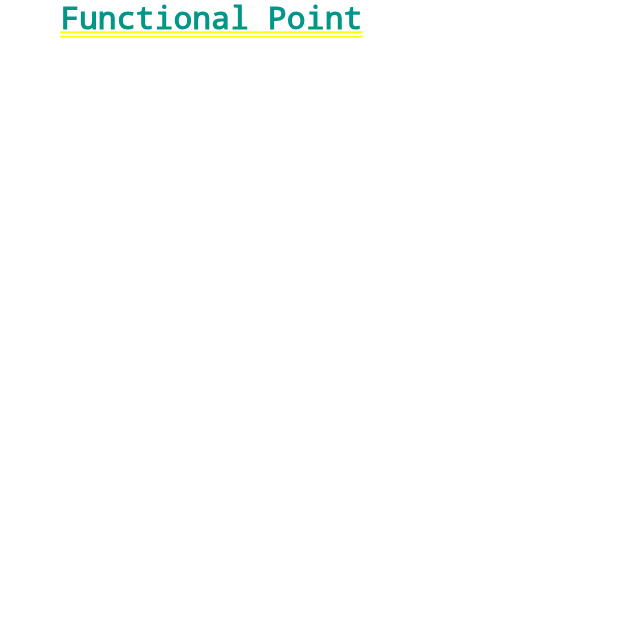
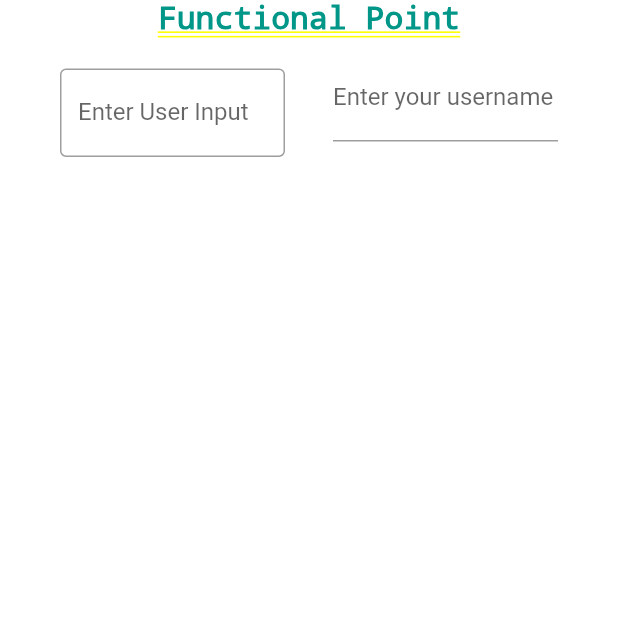
Before and after one commit to MFY2000/Spm-Bugdet-technique, a Flutter app: the screen it shows after launch, on a phone screen of 412 x 824 dp, the top half of it. Run offline on Flutter 3.47's test engine with Material 2 defaults, Android fonts, the light colour scheme and no system bars.

Commit message:
MFY auto commit at 17/11/2021 20:40:34

```diff
--- a/Flutter/budget_calculator/lib/Pages/FunctionalPoint.dart
+++ b/Flutter/budget_calculator/lib/Pages/FunctionalPoint.dart
@@ -1,5 +1,6 @@
 // ignore_for_file: file_names
 
+import 'package:budget_calculator/Custom/TextFeildCustom.dart';
 import 'package:flutter/material.dart';
 
 class FunctionalPoint extends StatefulWidget {
@@ -13,22 +14,41 @@ class _FunctionalPointState extends State<FunctionalPoint> {
   @override
   Widget build(BuildContext context) {
     return SingleChildScrollView(
+        child: Container(
+            padding: EdgeInsets.symmetric(horizontal: 40),
+            alignment: Alignment.centerLeft,
             child: Column(
-      mainAxisAlignment: MainAxisAlignment.center,
+              mainAxisAlignment: MainAxisAlignment.end,
+              children: [
+                const Text(
+                  'Functional Point',
+                  style: TextStyle(
+                      fontSize: 21,
+                      fontWeight: FontWeight.bold,
+                      color: Colors.teal),
+                ),
+                Row(
+                  mainAxisAlignment: MainAxisAlignment.spaceBetween,
                   children: [
                     Container(
-          padding: EdgeInsets.only(left: 40),
-          alignment: Alignment.centerLeft,
-          child: const Text(
-            'Functional Point',
-            style: TextStyle(
-                fontSize: 21, fontWeight: FontWeight.bold, color: Colors.teal),
+                      width: 150,
+                      child: TextFeildCustom(
+                        width_: 0.75,
+                        taskInput: TextEditingController(),
+                        inputLabel: "Enter User Input",
                       ),
                     ),
-
-
-
+                    Container(
+                      width: 150,
+                      child: TextFormField(
+                          decoration: const InputDecoration(
+                        border: UnderlineInputBorder(),
+                        labelText: 'Enter your username',
+                      )),
+                    ),
                   ],
-    ));
+                )
+              ],
+            )));
   }
 }
```
Lines whose indentation alone changed are shown as unchanged.
